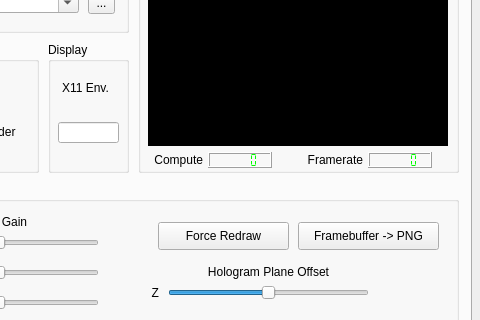
This is render_algorithms/dscp4/dscp4-qt/ui/mainwindow.ui in itsermo/holovideo-algorithms as Qt 5 draws it before an edit; both pictures show x 174 to 654 and y 164 to 484 of the 654 by 660 pixel window. The edited form follows.
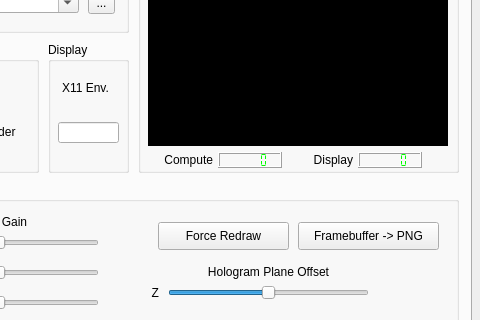
This is the edited form.

Commit message: moving stuff around the UI

```diff
--- a/render_algorithms/dscp4/dscp4-qt/ui/mainwindow.ui
+++ b/render_algorithms/dscp4/dscp4-qt/ui/mainwindow.ui
@@ -911,7 +911,7 @@
       <widget class="QLCDNumber" name="renderFPSCounter">
        <property name="geometry">
         <rect>
-         <x>230</x>
+         <x>220</x>
          <y>270</y>
          <width>64</width>
          <height>16</height>
@@ -1048,14 +1048,14 @@
       <widget class="QLabel" name="renderFPSLabel">
        <property name="geometry">
         <rect>
-         <x>170</x>
+         <x>160</x>
          <y>270</y>
          <width>55</width>
          <height>16</height>
         </rect>
        </property>
        <property name="text">
-        <string>Framerate</string>
+        <string>Display</string>
        </property>
        <property name="alignment">
         <set>Qt::AlignRight|Qt::AlignTrailing|Qt::AlignVCenter</set>
@@ -1064,7 +1064,7 @@
       <widget class="QLabel" name="computeFPSLabel">
        <property name="geometry">
         <rect>
-         <x>10</x>
+         <x>20</x>
          <y>270</y>
          <width>55</width>
          <height>16</height>
@@ -1114,7 +1114,7 @@
       <widget class="QLCDNumber" name="computeFPSCounter">
        <property name="geometry">
         <rect>
-         <x>70</x>
+         <x>80</x>
          <y>270</y>
          <width>64</width>
          <height>16</height>
```
